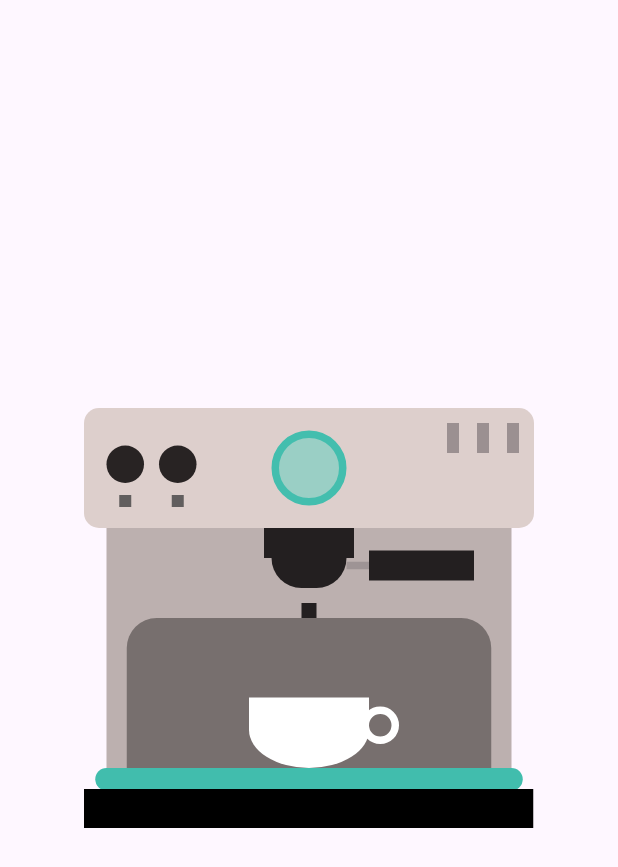
After one commit to neelakandanz/flutter_animations_collections, a Flutter app: the screen it shows after launch, after a tap on "Day 1", on a phone screen of 412 x 824 dp. The commit adds this screen. Shown: the top 867 px of the screen. Run offline on Flutter 3.47's test engine with Material 3 defaults, Android fonts, the phone set to English and light mode, and no system bars.

Commit message:
DayOneAnimationScreen animation finished

```diff
--- a/lib/app/animation/animationScreen.dart
+++ /dev/null
@@ -1 +0,0 @@
-//test
--- /dev/null
+++ b/lib/app/animation/day_one_animation_screen.dart
@@ -0,0 +1,531 @@
+import 'package:flutter/material.dart';
+import 'dart:async';
+
+class DayOneAnimationScreen extends StatefulWidget {
+  const DayOneAnimationScreen({super.key});
+
+  @override
+  State<DayOneAnimationScreen> createState() => _DayOneAnimationScreenState();
+}
+
+class _DayOneAnimationScreenState extends State<DayOneAnimationScreen>
+    with TickerProviderStateMixin {
+  late AnimationController _liquidController;
+  late Animation<double> _liquidHeightAnimation;
+
+  late AnimationController _smokeController1;
+  late Animation<double> _smokeOneBottomAnimation;
+  late Animation<double> _smokeOneOpacityAnimation;
+
+  late AnimationController _smokeController2;
+  late Animation<double> _smokeTwoBottomAnimation;
+  late Animation<double> _smokeTwoOpacityAnimation;
+
+  late AnimationController _smokeController3;
+  late Animation<double> _smokeThreeBottomAnimation;
+  late Animation<double> _smokeThreeOpacityAnimation;
+
+  late AnimationController _smokeController4;
+  late Animation<double> _smokeForBottomAnimation;
+  late Animation<double> _smokeForOpacityAnimation;
+
+
+  @override
+  void initState() {
+    super.initState();
+
+    // Liquid Animation
+    _liquidController = AnimationController(
+      vsync: this,
+      duration: const Duration(seconds: 4),
+    );
+
+    _liquidHeightAnimation = Tween<double>(begin: 0, end: 62).animate(
+      CurvedAnimation(
+        parent: _liquidController,
+        curve: const Interval(0.05, 0.20, curve: Curves.linear),
+      ),
+    );
+
+    Timer(const Duration(seconds: 4), () {
+        if(mounted){
+          _liquidController.repeat();
+        }
+    });
+
+
+    // Smoke One Animation
+    _smokeController1 = AnimationController(
+        duration: const Duration(seconds: 3), vsync: this);
+
+    _smokeOneBottomAnimation = Tween<double>(begin: 20.0, end: 80.0).animate(
+      CurvedAnimation(
+        parent: _smokeController1,
+        curve: const Interval(0.0, 0.8, curve: Curves.linear),
+      ),
+    );
+    _smokeOneOpacityAnimation = Tween<double>(begin: 0.0, end: 0.5).animate(
+      CurvedAnimation(
+        parent: _smokeController1,
+        curve: const Interval(0.0, 0.4, curve: Curves.linear),
+      ),
+    );
+    _smokeController1.addStatusListener((status) {
+       if(status == AnimationStatus.completed){
+         Timer(const Duration(seconds: 4), (){
+           if(mounted){
+             _smokeController1.forward(from: 0);
+           }
+         });
+       }
+    });
+
+    Timer(const Duration(seconds: 4), () {
+       if(mounted){
+        _smokeController1.forward();
+       }
+    });
+
+
+    // Smoke Two Animation
+    _smokeController2 = AnimationController(
+        duration: const Duration(seconds: 3), vsync: this);
+
+    _smokeTwoBottomAnimation = Tween<double>(begin: 40.0, end: 80.0).animate(
+      CurvedAnimation(
+        parent: _smokeController2,
+        curve: const Interval(0.0, 0.8, curve: Curves.linear),
+      ),
+    );
+
+    _smokeTwoOpacityAnimation = Tween<double>(begin: 0.0, end: 0.5).animate(
+      CurvedAnimation(
+        parent: _smokeController2,
+        curve: const Interval(0.0, 0.4, curve: Curves.linear),
+      ),
+    );
+    _smokeController2.addStatusListener((status) {
+       if(status == AnimationStatus.completed){
+         Timer(const Duration(seconds: 5), (){
+           if(mounted){
+             _smokeController2.forward(from: 0);
+           }
+         });
+       }
+    });
+     Timer(const Duration(seconds: 5), () {
+       if(mounted){
+        _smokeController2.forward();
+       }
+    });
+
+
+    // Smoke Three Animation
+    _smokeController3 = AnimationController(
+        duration: const Duration(seconds: 3), vsync: this);
+    _smokeThreeBottomAnimation = Tween<double>(begin: 40.0, end: 80.0).animate(
+      CurvedAnimation(
+        parent: _smokeController3,
+        curve: const Interval(0.0, 0.8, curve: Curves.linear),
+      ),
+    );
+     _smokeThreeOpacityAnimation = Tween<double>(begin: 0.0, end: 0.5).animate(
+      CurvedAnimation(
+        parent: _smokeController3,
+        curve: const Interval(0.0, 0.4, curve: Curves.linear),
+      ),
+    );
+      _smokeController3.addStatusListener((status) {
+       if(status == AnimationStatus.completed){
+         Timer(const Duration(seconds: 6), (){
+           if(mounted){
+            _smokeController3.forward(from: 0);
+           }
+         });
+       }
+    });
+     Timer(const Duration(seconds: 6), () {
+       if(mounted){
+        _smokeController3.forward();
+       }
+    });
+
+     // Smoke For Animation
+    _smokeController4 = AnimationController(
+        duration: const Duration(seconds: 3), vsync: this);
+    _smokeForBottomAnimation = Tween<double>(begin: 20.0, end: 80.0).animate(
+      CurvedAnimation(
+        parent: _smokeController4,
+        curve: const Interval(0.0, 0.8, curve: Curves.linear),
+      ),
+    );
+     _smokeForOpacityAnimation = Tween<double>(begin: 0.0, end: 0.5).animate(
+      CurvedAnimation(
+        parent: _smokeController4,
+        curve: const Interval(0.0, 0.4, curve: Curves.linear),
+      ),
+    );
+    _smokeController4.addStatusListener((status) {
+       if(status == AnimationStatus.completed){
+         Timer(const Duration(seconds: 5), (){
+          if(mounted){
+           _smokeController4.forward(from: 0);
+          }
+         });
+       }
+    });
+
+     Timer(const Duration(seconds: 5), () {
+       if(mounted){
+         _smokeController4.forward();
+       }
+    });
+
+
+  }
+
+  @override
+  void dispose() {
+    _liquidController.dispose();
+    _smokeController1.dispose();
+    _smokeController2.dispose();
+    _smokeController3.dispose();
+    _smokeController4.dispose();
+    super.dispose();
+  }
+
+  @override
+  Widget build(BuildContext context) {
+    return Scaffold(
+      body:
+       Center(
+        child: Container(
+          width: 300,
+          height: 280,
+          child: Stack(
+            children: [
+              // Coffee Header
+              Positioned(
+                top: 0,
+                left: 0,
+                child: Container(
+                  width: 300,
+                  height: 80,
+                  decoration: BoxDecoration(
+                    color: const Color(0xFFDDCFCC),
+                    borderRadius: BorderRadius.circular(10),
+                  ),
+                  child: Stack(
+                    children: [
+                      // Button One
+                      Positioned(
+                        top: 25,
+                        left: 15,
+                        child: Column(
+                          children: [
+                            Container(
+                              width: 25,
+                              height: 25,
+                              decoration: const BoxDecoration(
+                                color: Color(0xFF282323),
+                                shape: BoxShape.circle,
+                              ),
+                            ),
+                            const SizedBox(height: 8),
+                            Container(
+                              width: 8,
+                              height: 8,
+                              color: const Color(0xFF615E5E),
+                            ),
+                          ],
+                        ),
+                      ),
+                      // Button Two
+                      Positioned(
+                        top: 25,
+                        left: 50,
+                        child: Column(
+                          children: [
+                            Container(
+                              width: 25,
+                              height: 25,
+                              decoration: const BoxDecoration(
+                                color: Color(0xFF282323),
+                                shape: BoxShape.circle,
+                              ),
+                            ),
+                            const SizedBox(height: 8),
+                            Container(
+                              width: 8,
+                              height: 8,
+                              color: const Color(0xFF615E5E),
+                            ),
+                          ],
+                        ),
+                      ),
+                      // Display
+                      Positioned(
+                        top: 15,
+                        left: 125,
+                        child: Container(
+                          width: 50,
+                          height: 50,
+                          decoration: BoxDecoration(
+                            color: const Color(0xFF9ACFC5),
+                            shape: BoxShape.circle,
+                            border: Border.all(
+                              color: const Color(0xFF43BEAE),
+                              width: 5,
+                            ),
+                          ),
+                        ),
+                      ),
+                      // Details
+                      Positioned(
+                        top: 10,
+                        right: 10,
+                        child: Row(
+                          children: [
+                            Container(width: 8, height: 20, color: const Color(0xFF9B9091)),
+                            const SizedBox(width: 12),
+                            Container(width: 8, height: 20, color: const Color(0xFF9B9091)),
+                             const SizedBox(width: 12),
+                            Container(width: 8, height: 20, color: const Color(0xFF9B9091)),
+                          ],
+                        ),
+                      ),
+                    ],
+                  ),
+                ),
+              ),
+              // Coffee Medium
+              Positioned(
+                top: 80,
+                left: 15,
+                child: Container(
+                  width: 270,
+                  height: 160,
+                  color: const Color(0xFFBCB0AF),
+                  child: Stack(
+                    clipBehavior: Clip.none,
+                    children: [
+                      Positioned(
+                        bottom: 0,
+                        left: 13.5,
+                        child: Container(
+                          width: 243,
+                          height: 100,
+                          decoration: const BoxDecoration(
+                            color: Color(0xFF776F6E),
+                            borderRadius: BorderRadius.only(
+                              topLeft: Radius.circular(20),
+                              topRight: Radius.circular(20),
+                            ),
+                          ),
+                        ),
+                      ),
+                      // Exit
+                      Positioned(
+                        top: 0,
+                        left: 105,
+                        child: Column(
+                          children: [
+                            Container(width: 60, height: 20, color: const Color(0xFF231F20)),
+                            const SizedBox(height: 0),
+                             Container(
+                              width: 50,
+                               height: 20,
+                              decoration: const BoxDecoration(
+                                color: Color(0xFF231F20),
+                                borderRadius: BorderRadius.only(
+                                  bottomLeft: Radius.circular(25),
+                                  bottomRight: Radius.circular(25),
+                                ),
+                              ),
+                            ),
+                            const SizedBox(height: 10),
+                             Container(width: 10, height: 10, color: const Color(0xFF231F20)),
+                          ],
+                        ),
+                      ),
+                      // Arm
+                      Positioned(
+                        top: 15,
+                        right: 25,
+                        child: Row(
+                          children: [
+                            Container(width: 15, height: 5, color: const Color(0xFF9E9495)),
+                            Container(width: 70, height: 20, color: const Color(0xFF231F20)),
+                          ],
+                        ),
+                      ),
+                      // Liquid
+                      AnimatedBuilder(
+                        animation: _liquidController,
+                        builder: (context, child) {
+                          return Positioned(
+                            top: 50,
+                            left: 132,
+                            child: Opacity(
+                              opacity: _liquidController.status == AnimationStatus.forward ? 1.0 : 0.0,
+                              child: Container(
+                                width: 6,
+                                height: _liquidHeightAnimation.value,
+                                color: const Color(0xFF74372B),
+                              ),
+                            ),
+                          );
+                        },
+                      ),
+                      // Cup
+                      Positioned(
+                        bottom: 0,
+                        left: 95,
+                        child: SizedBox(
+                           width: 80,
+                            height: 47,
+                          child: Stack(
+                            clipBehavior: Clip.none,
+                            children: [
+                              Container(
+                                decoration: const BoxDecoration(
+                                  color: Colors.white,
+                                  borderRadius: BorderRadius.vertical(
+                                    bottom: Radius.elliptical(110, 70),
+                                  ),
+                                ),
+                              ),
+                              Positioned(
+                                 top: 6,
+                                 right: -20,
+                                child: Container(
+                                  width: 25,
+                                  height: 25,
+                                  decoration: BoxDecoration(
+                                    shape: BoxShape.circle,
+                                    border: Border.all(color: Colors.white, width: 5)
+                                  ),
+                                ),
+                              )
+                            ],
+                          ),
+                        ),
+                      ),
+                      // Smoke One
+                       AnimatedBuilder(
+                        animation: _smokeController1,
+                        builder: (context, child) {
+                          return Positioned(
+                            bottom: _smokeOneBottomAnimation.value,
+                            left: 102,
+                            child: Opacity(
+                              opacity: _smokeOneOpacityAnimation.value,
+                              child: Container(
+                                width: 8,
+                                height: 20,
+                                decoration: BoxDecoration(
+                                  color: const Color(0xFFB3AEAE),
+                                  borderRadius: BorderRadius.circular(5),
+                                ),
+                              ),
+                            ),
+                          );
+                        },
+                      ),
+                       // Smoke Two
+                      AnimatedBuilder(
+                        animation: _smokeController2,
+                        builder: (context, child) {
+                          return Positioned(
+                            bottom: _smokeTwoBottomAnimation.value,
+                            left: 118,
+                            child: Opacity(
+                              opacity: _smokeTwoOpacityAnimation.value,
+                              child: Container(
+                                width: 8,
+                                height: 20,
+                                decoration: BoxDecoration(
+                                  color: const Color(0xFFB3AEAE),
+                                  borderRadius: BorderRadius.circular(5),
+                                ),
+                              ),
+                            ),
+                          );
+                        },
+                      ),
+                        // Smoke Three
+                      AnimatedBuilder(
+                        animation: _smokeController3,
+                        builder: (context, child) {
+                          return Positioned(
+                             bottom: _smokeThreeBottomAnimation.value,
+                             right: 118,
+                            child: Opacity(
+                               opacity: _smokeThreeOpacityAnimation.value,
+                              child: Container(
+                                width: 8,
+                                height: 20,
+                                decoration: BoxDecoration(
+                                  color: const Color(0xFFB3AEAE),
+                                  borderRadius: BorderRadius.circular(5),
+                                ),
+                              ),
+                            ),
+                          );
+                        },
+                      ),
+                       // Smoke For
+                      AnimatedBuilder(
+                        animation: _smokeController4,
+                        builder: (context, child) {
+                          return Positioned(
+                             bottom: _smokeForBottomAnimation.value,
+                            right: 102,
+                            child: Opacity(
+                              opacity: _smokeForOpacityAnimation.value,
+                              child: Container(
+                                width: 8,
+                                height: 20,
+                                decoration: BoxDecoration(
+                                  color: const Color(0xFFB3AEAE),
+                                  borderRadius: BorderRadius.circular(5),
+                                ),
+                              ),
+                            ),
+                          );
+                        },
+                      ),
+
+                    ],
+                  ),
+                ),
+              ),
+              // Coffee Footer
+              Positioned(
+                bottom: 25,
+                left: 7.5,
+                child: Container(
+                  width: 285,
+                  height: 15,
+                  decoration: BoxDecoration(
+                    color: const Color(0xFF41BDAD),
+                    borderRadius: BorderRadius.circular(10),
+                  ),
+                ),
+              ),
+              Positioned(
+                bottom: 0,
+                left: -0.5,
+                child: Container(
+                  width: 300,
+                  height: 26,
+                  color: Colors.black,
+                ),
+              ),
+            ],
+          ),
+        ),
+      ),
+    );
+  }
+}
--- a/lib/app/home/homeScreen.dart
+++ b/lib/app/home/homeScreen.dart
@@ -1,4 +1,5 @@
 import 'package:flutter/material.dart';
+import 'package:myapp/app/animation/day_one_animation_screen.dart';
 
 class HomeScreen extends StatelessWidget {
   const HomeScreen({super.key});
@@ -9,16 +10,29 @@ class HomeScreen extends StatelessWidget {
       appBar: AppBar(
         title: const Text('Flutter Animation Series'),
       ),
-      body: Center(
+      body: ListView.builder(
+        itemCount: 1, // We'll update this as we add more days
+        itemBuilder: (context, index) {
+          return GestureDetector(
+            onTap: () {
+              Navigator.push(
+                context,
+                MaterialPageRoute(
+                  builder: (context) => const DayOneAnimationScreen(),
+                ),
+              );
+            },
             child: Card(
               child: Padding(
                 padding: const EdgeInsets.all(16.0),
                 child: Text(
-              'Day 1',
+                  'Day ${index + 1}',
                   style: Theme.of(context).textTheme.headlineMedium,
                 ),
               ),
             ),
+          );
+        },
       ),
     );
   }
```
Lines whose indentation alone changed are shown as unchanged.
